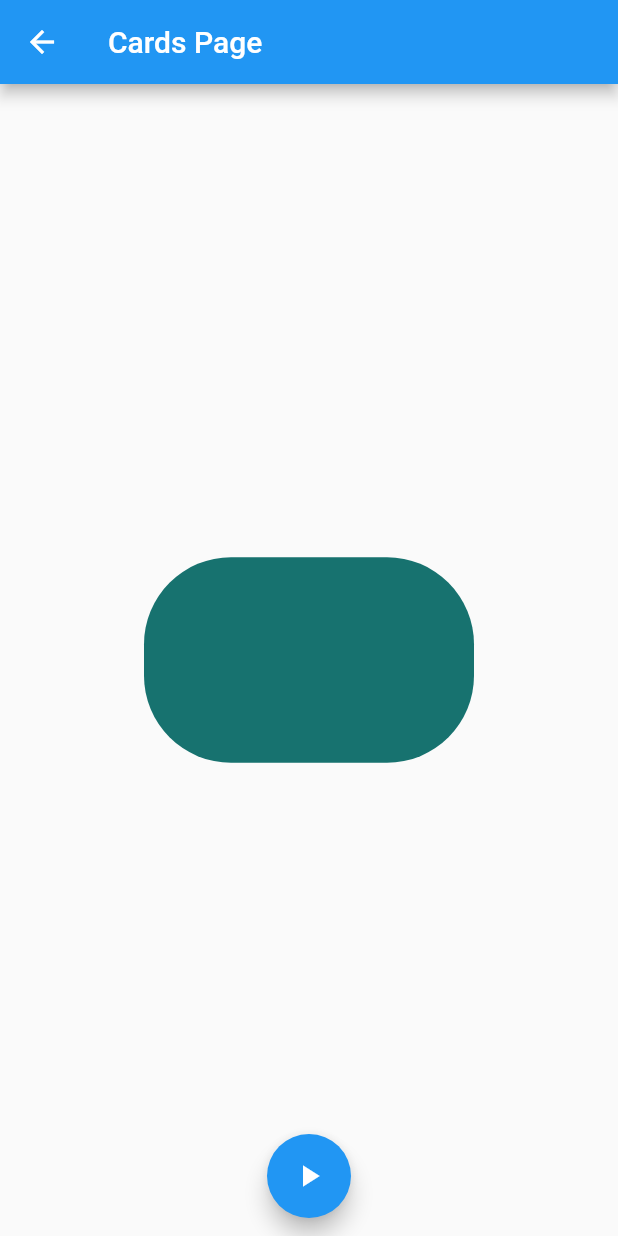
After one commit to 70r63x/flutter-widgets, a Flutter app: the AnimatedContainerPage screen opened by its route, after a tap on the "play arrow" icon, on a phone screen of 412 x 824 dp. The commit adds this screen. Run offline on Flutter 3.47's test engine with Material 2 defaults, Android fonts, the phone set to English and light mode, and no system bars.

Commit message:
crear animaciones

```diff
--- a/data/menu_opts.json
+++ b/data/menu_opts.json
@@ -15,6 +15,11 @@
             "ruta" : "card",
             "icon" : "folder_open",
             "texto": "Cards - Tarjetas"
+        },
+        {
+            "ruta" : "animatedContainer",
+            "icon" : "donut_large",
+            "texto": "Animated Container"
         }
     ]
 }
--- /dev/null
+++ b/lib/src/pages/animated_container.dart
@@ -0,0 +1,58 @@
+import 'dart:math';
+
+import 'package:flutter/material.dart';
+
+class AnimatedContainerPage extends StatefulWidget {
+  @override
+  _AnimatedContainerPageState createState() => _AnimatedContainerPageState();
+}
+
+class _AnimatedContainerPageState extends State<AnimatedContainerPage> {
+
+  double _width = 50;
+  double _height = 50;
+  Color _color = Colors.pink;
+  BorderRadiusGeometry _borderRadius = BorderRadius.circular(8);
+
+  @override
+  Widget build(BuildContext context) {
+    return Scaffold(
+      appBar: AppBar(
+        title: Text('Cards Page'),
+      ),
+      body: Center(
+        child: AnimatedContainer(
+          duration: Duration( seconds: 1),
+          curve: Curves.elasticIn,
+          width: _width,
+          height: _height,
+          decoration: BoxDecoration(
+            borderRadius: _borderRadius,
+            color: _color
+          ),
+        ),
+      ),
+      floatingActionButton: FloatingActionButton(
+        onPressed: _cambiarForma,
+        child: Icon( Icons.play_arrow ),
+      ),
+      floatingActionButtonLocation: FloatingActionButtonLocation.miniCenterFloat,
+    );
+  }
+
+  void _cambiarForma() {
+    final random = Random();
+      setState(() {
+
+        _width = random.nextInt(300).toDouble();
+        _height = random.nextInt(300).toDouble();
+        _color = Color.fromRGBO(
+          random.nextInt(255),
+          random.nextInt(255),
+          random.nextInt(255),
+          1
+        );
+        _borderRadius = BorderRadius.circular(random.nextInt(100).toDouble());
+      });
+  }
+}
--- a/lib/src/routes/routes.dart
+++ b/lib/src/routes/routes.dart
@@ -1,6 +1,7 @@
 import 'package:flutter/material.dart';
 
 import 'package:flutter_widgets/src/pages/alert_page.dart';
+import 'package:flutter_widgets/src/pages/animated_container.dart';
 import 'package:flutter_widgets/src/pages/avatar_page.dart';
 import 'package:flutter_widgets/src/pages/card_page.dart';
 // import 'package:flutter_widgets/src/pages/home_temp.dart';
@@ -13,5 +14,6 @@ Map<String, WidgetBuilder> getAplicationRoutes(){
     'alert' : (BuildContext context) => AlertPage(),
     'avatar' : (BuildContext context) => AvatarPage(),
     'card' : (BuildContext context) => CardPage(),
+    'animatedContainer' : (BuildContext context) => AnimatedContainerPage(),
   };
 }
--- a/lib/src/utils/icons_string.dart
+++ b/lib/src/utils/icons_string.dart
@@ -3,7 +3,8 @@ import 'package:flutter/material.dart';
 final _icons = <String, IconData>{
   'add_alert': Icons.add_alert,
   'accessibility': Icons.accessibility,
-  'folder_open': Icons.folder_open
+  'folder_open': Icons.folder_open,
+  'donut_large': Icons.donut_large
 };
 
 Icon getIcon (String icon){
```
